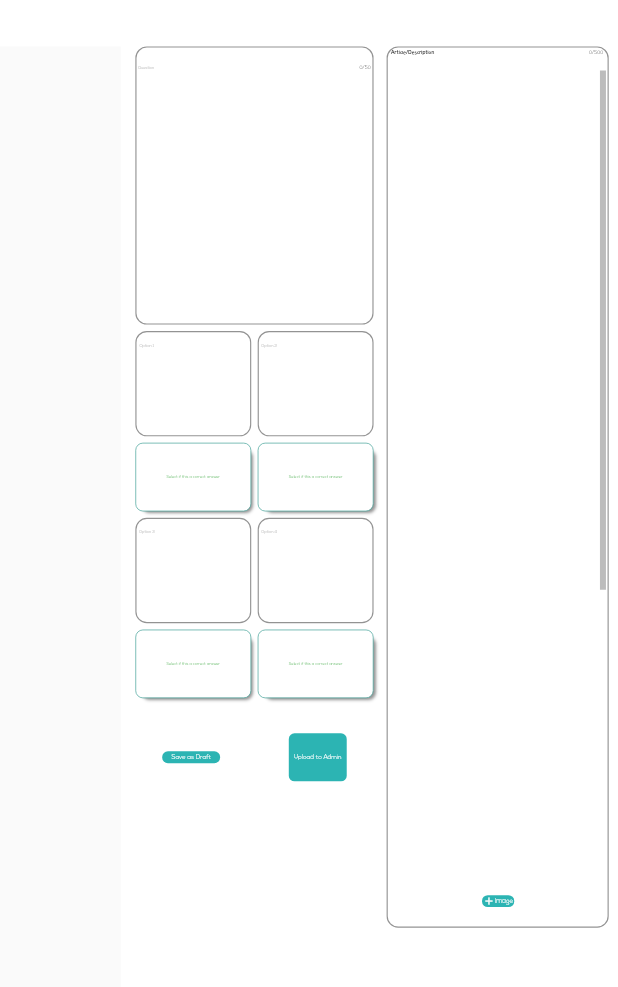
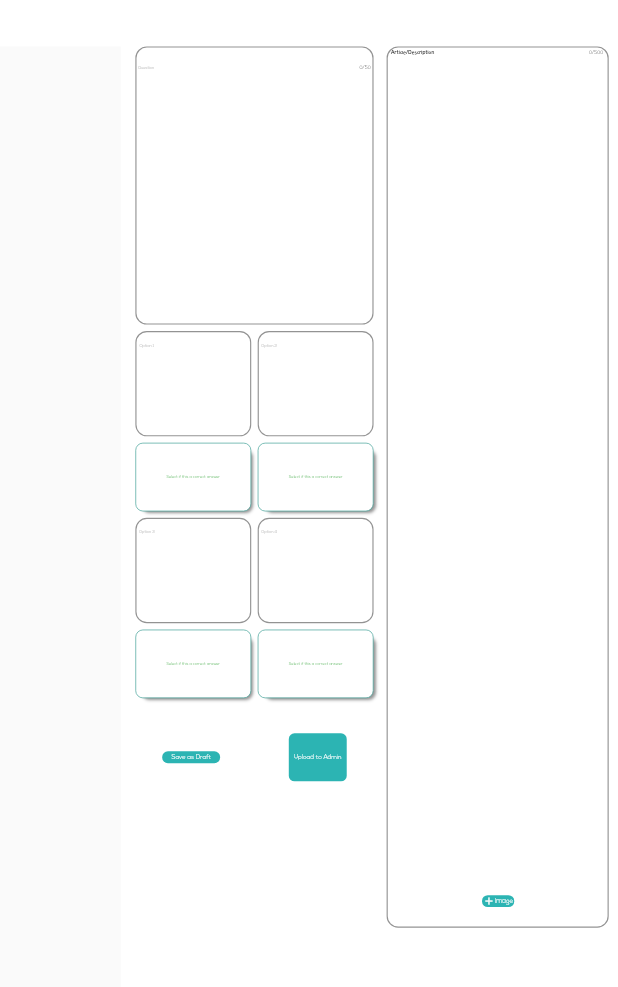
Before and after one commit to Usama0444/triviaadminpanal, a Flutter app: the Categories screen opened directly, after a tap on "Add Question", on a phone screen of 412 x 824 dp, the part 92-1079 px from its top. Run offline on Flutter 3.47's test engine with Material 2 defaults, Android fonts, the light colour scheme and no system bars; our stand-ins replace carousel_slider, cloud_firestore, dots_indicator, firebase_auth, firebase_core, flutter_screenutil and 6 more; missing offline and left inert: cloud_firestore_web, device_info_plus_web, firebase_auth_web, firebase_core_web, flutter_keyboard_visibility_web, flutter_quill and 2 more; accounts and stored records are empty.

Commit message:
14/10/2022

```diff
--- a/lib/TeacherPanel/Views/AddQuestions.dart
+++ b/lib/TeacherPanel/Views/AddQuestions.dart
@@ -14,6 +14,7 @@ import 'package:triviaadminpanal/TeacherPanel/Controller/CategoryController.dart
 import 'package:triviaadminpanal/TeacherPanel/Controller/QuestionsController.dart';
 import 'package:triviaadminpanal/TeacherPanel/Views/Categories.dart';
 import 'package:triviaadminpanal/TeacherPanel/Views/CustomWidgets/SideDropDownMenu.dart';
+import 'package:triviaadminpanal/TeacherPanel/Views/components/string.dart';
 
 import '../Services/LoginServices.dart';
 import 'CustomWidgets/MyText.dart';
@@ -39,6 +40,10 @@ class _AddQuestionState extends State<AddQuestion> {
   void initState() {
     // TODO: implement initState
     super.initState();
+    if (widget.callingFor == 'CateToAdd') {
+      questionController.erasedData();
+      catController.resetSelection();
+    }
     catController.fillSubCategoryForDrawer().whenComplete(() async {
       await questionController.checkCategoryAndSubCategoryAlreadySelected();
       await questionController.getTotalQuestionsOfSepecificSubcategoryForAddQuestion();
@@ -550,7 +555,7 @@ class _AddQuestionState extends State<AddQuestion> {
                               ),
                             ),
                             Positioned(
-                              top: 20.h,
+                              top: 30.h,
                               left: 10.w,
                               right: 5.w,
                               child: SizedBox(
@@ -558,11 +563,11 @@ class _AddQuestionState extends State<AddQuestion> {
                                 height: 700.h,
                                 child: Scrollbar(
                                   controller: textController,
-                                  isAlwaysShown: true,
                                   child: SingleChildScrollView(
                                     controller: textController,
                                     child: TextInputFieldWidget(
                                       controller: questionController.article,
+                                      lineHeight: 1.5,
                                       maxLines: 200,
                                       maxLength: 200000,
                                       textInputFormatters: [
@@ -570,7 +575,7 @@ class _AddQuestionState extends State<AddQuestion> {
                                         MaxWordTextInputFormater(maxWords: 500, currentLength: questionController.increaseTextCounterForArticle),
                                       ],
                                       fontSize: 20.sp,
-                                      fontWeight: FontWeight.w600,
+                                      fontWeight: FontWeight.w300,
                                     ),
                                   ),
                                 ),
--- a/lib/TeacherPanel/Views/Categories.dart
+++ b/lib/TeacherPanel/Views/Categories.dart
@@ -156,8 +156,8 @@ class _CategoriesState extends State<Categories> {
                       Row(
                         children: [
                           InkWell(
-                            onTap: () {
-                              controller.isLoading != true ? Get.to(AddQuestion(callingFor: 'Add')) : reusableInstance.toast('Wait', 'wait tell Loading Complete');
+                            onTap: () async {
+                              controller.isLoading != true ? Get.to(AddQuestion(callingFor: 'CateToAdd')) : reusableInstance.toast('Wait', 'wait tell Loading Complete');
                             },
                             child: reusableInstance.buttons(
                               180.w,
@@ -165,7 +165,7 @@ class _CategoriesState extends State<Categories> {
                               Row(
                                 mainAxisAlignment: MainAxisAlignment.center,
                                 children: [
-                                  Container(
+                                  SizedBox(
                                     width: 20.w,
                                     height: 20.h,
                                     child: FittedBox(
@@ -179,7 +179,7 @@ class _CategoriesState extends State<Categories> {
                                     onTap: () async {
                                       Get.to(AddQuestion(callingFor: 'Add'));
                                     },
-                                    child: Container(
+                                    child: SizedBox(
                                       height: 20.h,
                                       child: MyText(
                                         txt: 'Add Question',
@@ -206,7 +206,7 @@ class _CategoriesState extends State<Categories> {
                             onTap: () async {
                               await reusableInstance.logOut();
                             },
-                            child: Container(
+                            child: SizedBox(
                               width: 38.w,
                               height: 38.w,
                               child: FittedBox(
@@ -365,7 +365,7 @@ class _CategoriesState extends State<Categories> {
                                     );
                                   }),
                         ),
-                        Container(width: 575.w, height: 882.h, child: reusableInstance.profile(cateController.isLoading))
+                        SizedBox(width: 575.w, height: 882.h, child: reusableInstance.profile(cateController.isLoading))
                       ],
                     ),
                   ],
--- a/lib/TeacherPanel/Views/CustomWidgets/Reusable.dart
+++ b/lib/TeacherPanel/Views/CustomWidgets/Reusable.dart
@@ -128,9 +128,9 @@ class Reusable {
             child: Padding(
               padding: EdgeInsets.symmetric(horizontal: 50.w),
               child: InkWell(
+                borderRadius: BorderRadius.circular(10.h),
                 onTap: () {
-                  isLoading != true ? Get.to(Draft()) : reusableInstance.toast('Wait', 'wait tell Loading Complete');
-                  ;
+                  isLoading != true ? Get.to(const Draft()) : reusableInstance.toast('Wait', 'wait tell Loading Complete');
                 },
                 child: Row(
                   mainAxisAlignment: MainAxisAlignment.spaceBetween,
--- a/lib/TeacherPanel/Views/QuestionList.dart
+++ b/lib/TeacherPanel/Views/QuestionList.dart
@@ -167,7 +167,11 @@ class _QuestionsState extends State<QuestionList> {
                   children: [
                     InkWell(
                       onTap: () async {
-                        await questionController.deleteAllQuestions();
+                        if (questionController.teacherQuestionModelList.isNotEmpty) {
+                          await questionController.deleteAllQuestions();
+                        } else {
+                          reusableInstance.toast('', 'Questions Not Exits');
+                        }
                       },
                       child: reusableInstance.buttons(
                         180.w,
--- a/lib/main.dart
+++ b/lib/main.dart
@@ -4,14 +4,11 @@ import 'package:flutter_screenutil/flutter_screenutil.dart';
 import 'package:get/get.dart';
 import 'package:shared_preferences/shared_preferences.dart';
 import 'package:triviaadminpanal/TeacherPanel/Bindings/BindController.dart';
-import 'package:triviaadminpanal/TeacherPanel/Views/RedesignQuestion.dart';
-import 'package:triviaadminpanal/TeacherPanel/Views/Test.dart';
 import 'package:url_strategy/url_strategy.dart';
-import 'TeacherPanel/Views/AddQuestions.dart';
+
 import 'TeacherPanel/Views/Categories.dart';
 import 'TeacherPanel/Views/CustomWidgets/Reusable.dart';
 import 'TeacherPanel/Views/LoginPage.dart';
-import 'TeacherPanel/Views/QuestionList.dart';
 
 SharedPreferences? pref;
 Reusable reusableWidget = Reusable();
```
Also changed, not shown: lib/TeacherPanel/Controller/QuestionsController.dart (+5 -4 lines), lib/TeacherPanel/Views/DraftArticlePage.dart (+8 -2 lines), 4 other files.
